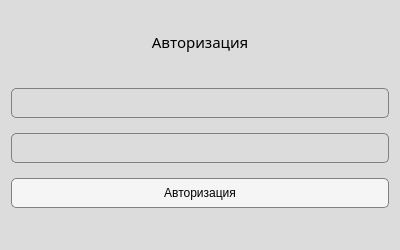
First picture: the form in src/QueueRedAuth.ui, repository Percyvalle/QueueRed, before the edit.
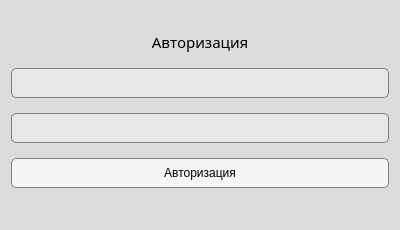
Second picture: the form after the edit.

Diff of the .ui file:
```diff
--- a/src/QueueRedAuth.ui
+++ b/src/QueueRedAuth.ui
@@ -7,7 +7,7 @@
     <x>0</x>
     <y>0</y>
     <width>400</width>
-    <height>250</height>
+    <height>230</height>
    </rect>
   </property>
   <property name="windowTitle">
@@ -52,22 +52,6 @@
      </property>
     </widget>
    </item>
-   <item>
-    <spacer name="verticalSpacer_3">
-     <property name="orientation">
-      <enum>Qt::Vertical</enum>
-     </property>
-     <property name="sizeType">
-      <enum>QSizePolicy::Maximum</enum>
-     </property>
-     <property name="sizeHint" stdset="0">
-      <size>
-       <width>20</width>
-       <height>20</height>
-      </size>
-     </property>
-    </spacer>
-   </item>
    <item>
     <widget class="QLineEdit" name="line_login">
      <property name="minimumSize">
@@ -77,7 +61,8 @@
       </size>
      </property>
      <property name="styleSheet">
-      <string notr="true">border: 1 solid grey;
+      <string notr="true">background: rgba(245, 245, 245,50%);
+border: 1 solid grey;
 border-radius: 5;</string>
      </property>
     </widget>
@@ -91,7 +76,9 @@
       </size>
      </property>
      <property name="styleSheet">
-      <string notr="true">border: 1 solid grey; border-radius: 5;</string>
+      <string notr="true">background: rgba(245, 245, 245,50%);
+border: 1 solid grey;
+border-radius: 5;</string>
      </property>
      <property name="echoMode">
       <enum>QLineEdit::Password</enum>
```
